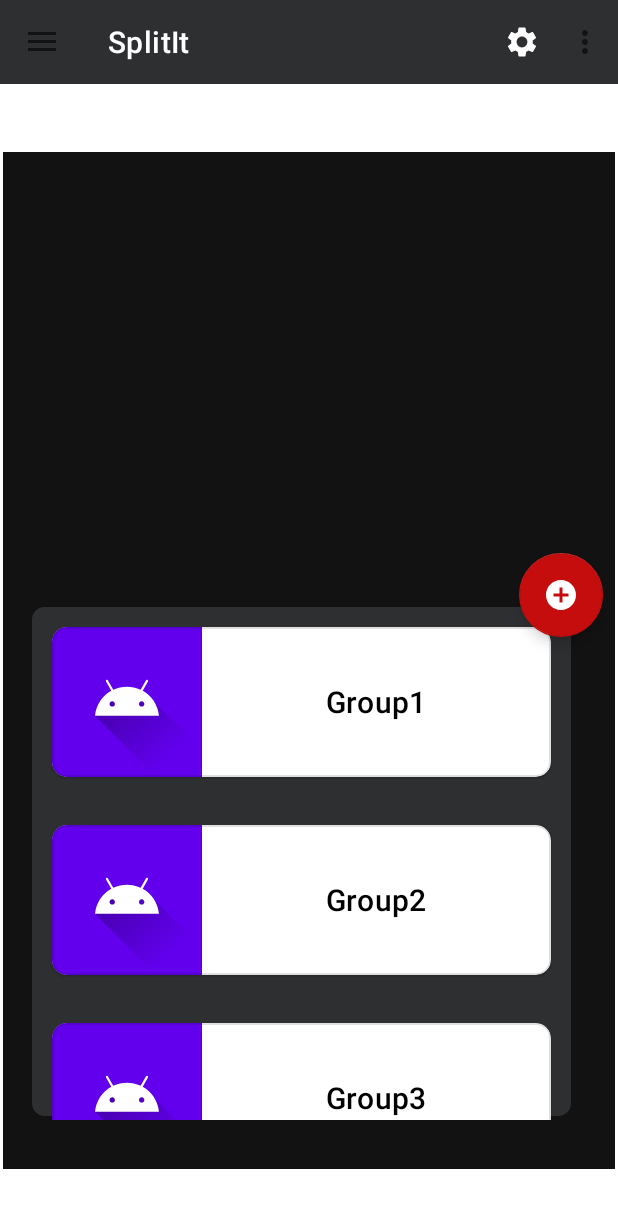
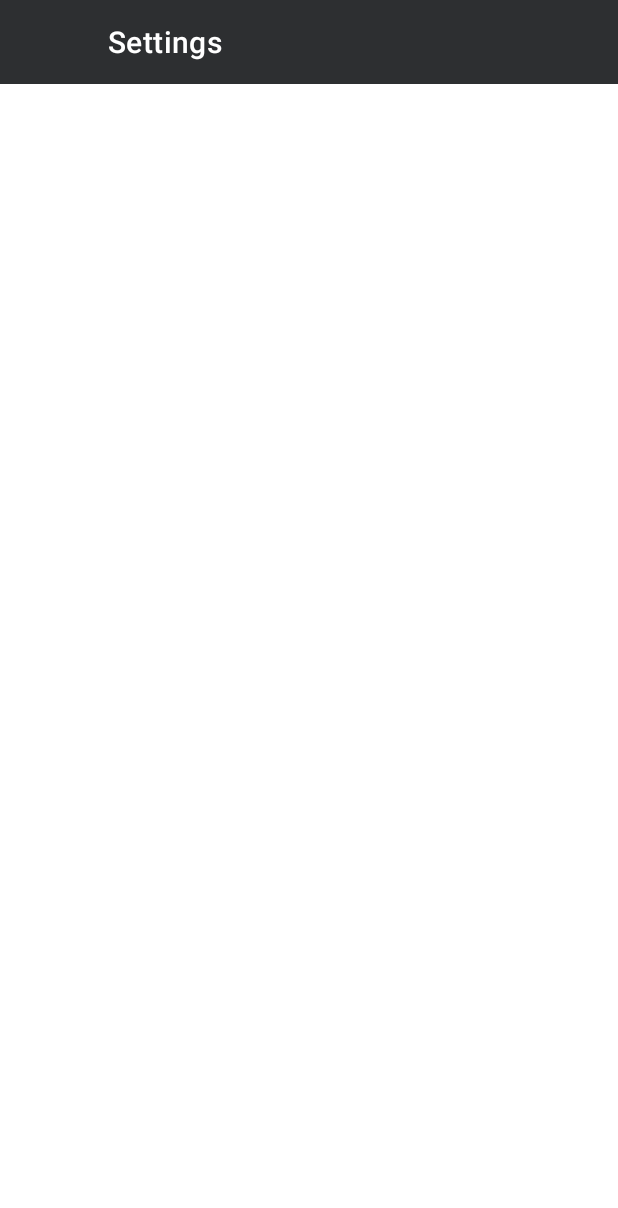
Before and after one commit to TonelliLuca/progettoPSM, an Android app: the HomeFragment screen opened directly, with no data from a screen before it, after a tap on "settings", on a phone screen of 412 x 824 dp. Shown: the top 1208 px of the screen. Run offline under Robolectric (Android 15) with nearby library versions, the phone set to English and light mode, and no system bars; libraries missing offline, so code that uses them is left out: androidmads.library.qrgenearator; 4 statements that could not run were skipped.

Commit message:
Added Settings activity and integrated code

```diff
--- a/app/src/main/AndroidManifest.xml
+++ b/app/src/main/AndroidManifest.xml
@@ -1,7 +1,7 @@
 <?xml version="1.0" encoding="utf-8"?>
 <manifest xmlns:android="http://schemas.android.com/apk/res/android"
     package="com.example.splitit">
-
+    <uses-permission android:name="android.permission.INTERNET"/>
     <application
 
         android:allowBackup="true"
@@ -12,7 +12,9 @@
         android:theme="@style/Theme.SplitIt">
 
         <activity android:name=".MainActivity">
-
+            <intent-filter>
+                <category android:name="android.intent.category.LAUNCHER"/>
+            </intent-filter>
         </activity>
 
         <activity android:name=".LoginActivity">
@@ -25,6 +27,9 @@
         <activity android:name=".RegistrationActivity" android:noHistory = "true">
 
         </activity>
+        <activity android:name=".SettingsActivity">
+
+        </activity>
 
     </application>
 
--- a/app/src/main/java/com/example/splitit/HomeFragment.java
+++ b/app/src/main/java/com/example/splitit/HomeFragment.java
@@ -38,14 +38,18 @@ public class HomeFragment extends Fragment implements OnItemListener, Navigation
     private GroupAdapter adapter;
     private RecyclerView recyclerView;
 
-    Toolbar toolbar;
-    DrawerLayout drawerLayout;
-    NavigationView navigationView;
-
     @Override
     public void onItemClick(int position) {
 
     }
+
+
+    @Override
+    public void onCreate(@Nullable Bundle savedInstanceState) {
+        super.onCreate(savedInstanceState);
+        setHasOptionsMenu(true);
+    }
+
 
     public View onCreateView(@NonNull LayoutInflater inflater, ViewGroup container, Bundle savedInstanceState){
         return inflater.inflate(R.layout.home, container, false);
@@ -70,6 +74,7 @@ public class HomeFragment extends Fragment implements OnItemListener, Navigation
         super.onViewCreated(view, savedInstanceState);
         final Activity activity = getActivity();
         if(activity != null){
+            Utilities.setUpToolbar((AppCompatActivity) getActivity(), "SplitIt");
             setRecyclerView(activity);
             qrg.generate(activity,"CIAO CIAO CIAO", 200);
             FloatingActionButton floatingActionButton = view.findViewById(R.id.fab_add);
@@ -83,21 +88,6 @@ public class HomeFragment extends Fragment implements OnItemListener, Navigation
         }else{
             Log.e(LOG, "Activity is null");
         }
-
-        /*drawerLayout = requireView().findViewById(R.id.activity_main_layout);
-        navigationView = getView().findViewById(R.id.nav_view);
-        toolbar = getView().findViewById(R.id.toolbar);*/
-
-
-        /*set action bar*/
-        //((AppCompatActivity)getActivity()).setSupportActionBar(toolbar);
-        /*creation navigation bar menu*/
-        /*navigationView.bringToFront();
-        ActionBarDrawerToggle toggle = new ActionBarDrawerToggle((AppCompatActivity)getActivity(), drawerLayout, toolbar, R.string.navigation_drawer_open, R.string.navigation_drawer_close);
-        drawerLayout.addDrawerListener(toggle);
-        toggle.syncState();
-        navigationView.setNavigationItemSelectedListener((NavigationView.OnNavigationItemSelectedListener) getActivity());
-        navigationView.setCheckedItem(R.id.nav_home);*/
     }
 
 
--- a/app/src/main/java/com/example/splitit/MainActivity.java
+++ b/app/src/main/java/com/example/splitit/MainActivity.java
@@ -9,6 +9,7 @@ import androidx.drawerlayout.widget.DrawerLayout;
 
 import android.content.Intent;
 import android.os.Bundle;
+import android.util.Log;
 import android.view.Menu;
 import android.view.MenuItem;
 import androidx.appcompat.widget.Toolbar;
@@ -32,9 +33,7 @@ public class MainActivity extends AppCompatActivity implements NavigationView.On
         navigationView = findViewById(R.id.nav_view);
         toolbar = findViewById(R.id.toolbar);
 
-        if (toolbar==null){
-            System.out.println("AAAAAAAAAAAAAAAAAAAAAAAAAAAAAAAAAAAAAAAAAAA");
-        }
+
         /*set action bar*/
         setSupportActionBar(toolbar);
         /*creation navigation bar menu*/
@@ -45,25 +44,31 @@ public class MainActivity extends AppCompatActivity implements NavigationView.On
         navigationView.setNavigationItemSelectedListener(this);
         navigationView.setCheckedItem(R.id.nav_home);
 
-        Utilities.insertFragment(this, new HomeFragment(), FRAGMENT_TAG_HOME);
+
+        if (savedInstanceState == null)
+            Utilities.insertFragment(this, new HomeFragment(), FRAGMENT_TAG_HOME);
+
+
+
 
     }
-
-
+    @Override
     public boolean onCreateOptionsMenu(Menu menu){
         getMenuInflater().inflate(R.menu.top_app_bar, menu);
+        Log.e("Menu Creation", "Menu created");
         return true;
     }
-
+    @Override
     public boolean onOptionsItemSelected(@NonNull MenuItem item){
         super.onOptionsItemSelected(item);
-        if(item.getItemId()==R.id.settings){
+        Log.e("Intent menu", "Starting menu intent "+item.getItemId());
+        if(item.getItemId()==R.id.app_bar_option){
             Intent intent = new Intent(this, SettingsActivity.class);
             this.startActivity(intent);
             return true;
-        }else{
-            return false;
         }
+        return false;
+
     }
 
 
--- a/app/src/main/java/com/example/splitit/SettingsActivity.java
+++ b/app/src/main/java/com/example/splitit/SettingsActivity.java
@@ -1,4 +1,16 @@
 package com.example.splitit;
 
-public class SettingsActivity {
+import android.os.Bundle;
+
+import androidx.appcompat.app.AppCompatActivity;
+
+public class SettingsActivity extends AppCompatActivity {
+
+    @Override
+    protected void onCreate(Bundle savedInstanceState) {
+        super.onCreate(savedInstanceState);
+        setContentView(R.layout.activity_settings);
+        if(savedInstanceState == null)
+            Utilities.insertFragment(this,new SettingsFragment(),SettingsFragment.class.getSimpleName());
+    }
 }
--- /dev/null
+++ b/app/src/main/java/com/example/splitit/SettingsFragment.java
@@ -0,0 +1,39 @@
+package com.example.splitit;
+
+import android.app.Activity;
+import android.os.Bundle;
+import android.view.LayoutInflater;
+import android.view.Menu;
+import android.view.MenuInflater;
+import android.view.View;
+import android.view.ViewGroup;
+
+import androidx.annotation.NonNull;
+import androidx.annotation.Nullable;
+import androidx.appcompat.app.AppCompatActivity;
+import androidx.fragment.app.Fragment;
+
+public class SettingsFragment extends Fragment {
+    @Nullable
+    @Override
+    public View onCreateView(@NonNull LayoutInflater inflate, @Nullable ViewGroup container, @Nullable Bundle savedInstanceState){
+        return inflate.inflate(R.layout.settings, container, false);
+    }
+
+    @Override
+    public void onViewCreated(@NonNull View view, @Nullable Bundle savedInstanceState){
+        super.onViewCreated(view,savedInstanceState);
+        Activity activity = getActivity();
+        if(activity != null){
+            Utilities.setUpToolbar((AppCompatActivity) activity, "Settings");
+        }
+
+    }
+
+    @Override
+    public void onCreateOptionsMenu(@NonNull Menu menu, @NonNull MenuInflater inflater){
+        super.onCreateOptionsMenu(menu,inflater);
+        inflater.inflate(R.menu.top_app_bar, menu);
+        menu.findItem(R.id.app_bar_option).setVisible(false);
+    }
+}
--- a/app/src/main/java/com/example/splitit/Utilities.java
+++ b/app/src/main/java/com/example/splitit/Utilities.java
@@ -1,6 +1,9 @@
 package com.example.splitit;
 
+
+
 import androidx.appcompat.app.AppCompatActivity;
+import androidx.appcompat.widget.Toolbar;
 import androidx.fragment.app.Fragment;
 import androidx.fragment.app.FragmentTransaction;
 
@@ -13,7 +16,7 @@ public class Utilities {
         transaction.replace(R.id.fragment_container_view, fragment, tag);
 
         //add the transaction to the back stack so the user can navigate back
-        if (!(fragment instanceof HomeFragment) /*&& !(fragment instanceof SettingsFragment)*/) {
+        if (!(fragment instanceof HomeFragment) && !(fragment instanceof SettingsFragment)) {
             transaction.addToBackStack(tag);
         }
 
@@ -21,4 +24,13 @@ public class Utilities {
         transaction.commit();
     }
 
+    static void setUpToolbar(AppCompatActivity activity, String title){
+        Toolbar toolbar = activity.findViewById(R.id.toolbar);
+        toolbar.setTitle(title);
+
+        if(activity.getSupportActionBar()==null){
+            activity.setSupportActionBar(toolbar);
+        }
+    }
+
 }
--- a/app/src/main/res/layout/activity_main.xml
+++ b/app/src/main/res/layout/activity_main.xml
@@ -1,5 +1,3 @@
-
-
 <androidx.drawerlayout.widget.DrawerLayout xmlns:android="http://schemas.android.com/apk/res/android"
     xmlns:app="http://schemas.android.com/apk/res-auto"
     xmlns:tools="http://schemas.android.com/tools"
@@ -17,9 +15,8 @@
         android:layout_gravity="start"
         app:headerLayout="@layout/header"
         app:menu="@menu/menu"
-        >
+        />
 
-    </com.google.android.material.navigation.NavigationView>
 
 
     <androidx.constraintlayout.widget.ConstraintLayout
--- /dev/null
+++ b/app/src/main/res/layout/activity_settings.xml
@@ -0,0 +1,16 @@
+<?xml version="1.0" encoding="utf-8"?>
+<androidx.constraintlayout.widget.ConstraintLayout
+    xmlns:android="http://schemas.android.com/apk/res/android"
+    xmlns:tools="http://schemas.android.com/tools"
+    xmlns:app="http://schemas.android.com/apk/res-auto"
+    android:layout_width="match_parent"
+    android:layout_height="match_parent">
+    <androidx.fragment.app.FragmentContainerView
+        android:layout_height="0dp"
+        android:layout_width="0dp"
+        app:layout_constraintTop_toTopOf="parent"
+        app:layout_constraintStart_toStartOf="parent"
+        app:layout_constraintEnd_toEndOf="parent"
+        app:layout_constraintBottom_toBottomOf="parent"
+        android:id="@+id/fragment_container_view"/>
+</androidx.constraintlayout.widget.ConstraintLayout>
--- a/app/src/main/res/layout/home.xml
+++ b/app/src/main/res/layout/home.xml
@@ -43,8 +43,8 @@
 
     <androidx.recyclerview.widget.RecyclerView
         android:id="@+id/recyclerView"
-            android:layout_width="366dp"
-            android:layout_height="346dp"
+        android:layout_width="372dp"
+        android:layout_height="365dp"
         android:layout_marginStart="13dp"
         android:layout_marginLeft="13dp"
         android:layout_marginTop="20dp"
@@ -54,7 +54,6 @@
         app:layoutManager="androidx.recyclerview.widget.LinearLayoutManager"
         app:layout_constraintBottom_toBottomOf="parent"
         app:layout_constraintEnd_toEndOf="parent"
-            app:layout_constraintHorizontal_bias="0.166"
         app:layout_constraintStart_toStartOf="parent"
         app:layout_constraintTop_toBottomOf="@+id/QRCodeView"
         app:layout_constraintVertical_bias="0.0"
--- /dev/null
+++ b/app/src/main/res/layout/settings.xml
@@ -0,0 +1,13 @@
+<?xml version="1.0" encoding="utf-8"?>
+<androidx.constraintlayout.widget.ConstraintLayout
+    xmlns:android="http://schemas.android.com/apk/res/android" android:layout_width="match_parent"
+    xmlns:tools="http://schemas.android.com/tools"
+    android:layout_height="match_parent">
+    <include
+        android:id="@+id/toolbar"
+        layout="@layout/topbar"
+        android:layout_width="match_parent"
+        android:layout_height="wrap_content"
+        tools:layout_editor_absoluteX="0dp"
+        tools:layout_editor_absoluteY="0dp" />
+</androidx.constraintlayout.widget.ConstraintLayout>
--- a/app/src/main/res/menu/top_app_bar.xml
+++ b/app/src/main/res/menu/top_app_bar.xml
@@ -6,10 +6,5 @@
         android:icon="@drawable/ic_baseline_settings_24"
         android:title="@string/settings"
         app:showAsAction="ifRoom" />
-    <item
-        android:title="Item1"
-        android:id="@+id/settings"
-        />
-    <item android:title="Item2" />
-    <item android:title="Item3" />
+
 </menu>
```
Lines whose indentation alone changed are shown as unchanged.
